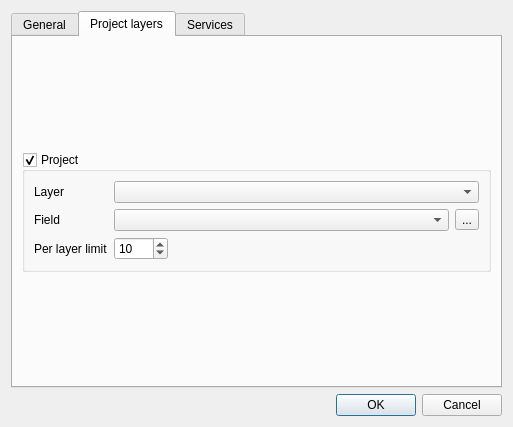
Qt form ui/ui_configuration.ui (3nids/quickfinder) before a commit.
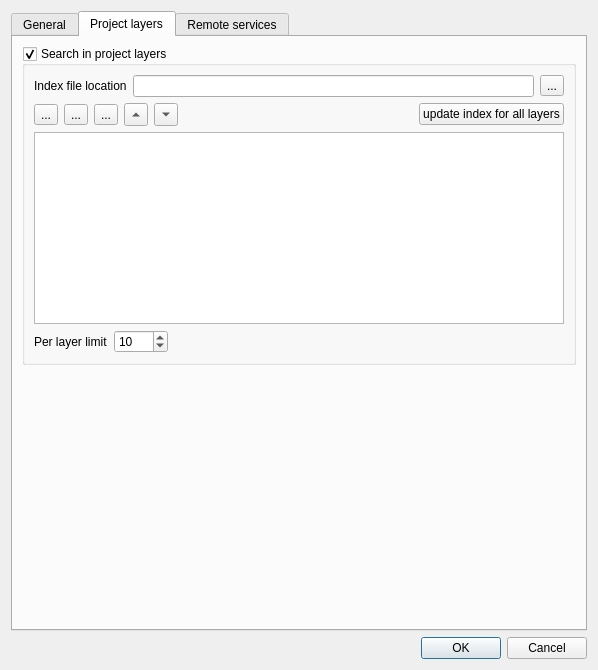
The same form after that commit. The open tabs and pages were chosen to show the change. Icons and pictures are not drawn.

Commit message: full text search for project layers [TBC]

Diff of the .ui file:
```diff
--- a/ui/ui_configuration.ui
+++ b/ui/ui_configuration.ui
@@ -6,8 +6,8 @@
    <rect>
     <x>0</x>
     <y>0</y>
-    <width>513</width>
-    <height>427</height>
+    <width>598</width>
+    <height>670</height>
    </rect>
   </property>
   <property name="windowTitle">
@@ -72,86 +72,93 @@
       </attribute>
       <layout class="QVBoxLayout" name="verticalLayout_4">
        <item>
-        <spacer name="verticalSpacer_4">
-         <property name="orientation">
-          <enum>Qt::Vertical</enum>
-         </property>
-         <property name="sizeHint" stdset="0">
-          <size>
-           <width>20</width>
-           <height>40</height>
-          </size>
-         </property>
-        </spacer>
-       </item>
-       <item>
-        <widget class="QGroupBox" name="Project">
+        <widget class="QGroupBox" name="project">
          <property name="title">
-          <string>Project</string>
+          <string>Search in project layers</string>
          </property>
          <property name="checkable">
           <bool>true</bool>
          </property>
-         <layout class="QFormLayout" name="formLayout_2">
-          <property name="fieldGrowthPolicy">
-           <enum>QFormLayout::AllNonFixedFieldsGrow</enum>
-          </property>
+         <layout class="QGridLayout" name="gridLayout">
+          <item row="1" column="0">
+           <layout class="QHBoxLayout" name="horizontalLayout_10">
+            <item>
+             <widget class="QToolButton" name="addButton">
+              <property name="text">
+               <string>...</string>
+              </property>
+             </widget>
+            </item>
+            <item>
+             <widget class="QToolButton" name="removeButtton">
+              <property name="text">
+               <string>...</string>
+              </property>
+             </widget>
+            </item>
+            <item>
+             <widget class="QToolButton" name="editButton">
+              <property name="text">
+               <string>...</string>
+              </property>
+             </widget>
+            </item>
+            <item>
+             <widget class="QToolButton" name="upButton">
+              <property name="text">
+               <string>...</string>
+              </property>
+              <property name="arrowType">
+               <enum>Qt::UpArrow</enum>
+              </property>
+             </widget>
+            </item>
+            <item>
+             <widget class="QToolButton" name="downButton">
+              <property name="text">
+               <string>...</string>
+              </property>
+              <property name="arrowType">
+               <enum>Qt::DownArrow</enum>
+              </property>
+             </widget>
+            </item>
+            <item>
+             <spacer name="horizontalSpacer_6">
+              <property name="orientation">
+               <enum>Qt::Horizontal</enum>
+              </property>
+              <property name="sizeHint" stdset="0">
+               <size>
+                <width>40</width>
+                <height>20</height>
+               </size>
+              </property>
+             </spacer>
+            </item>
+            <item>
+             <widget class="QPushButton" name="pushButton">
+              <property name="text">
+               <string>update index for all layers</string>
+              </property>
+             </widget>
+            </item>
+           </layout>
+          </item>
           <item row="0" column="0">
-           <widget class="QLabel" name="layerLabel">
-            <property name="sizePolicy">
-             <sizepolicy hsizetype="Minimum" vsizetype="Preferred">
-              <horstretch>0</horstretch>
-              <verstretch>0</verstretch>
-             </sizepolicy>
-            </property>
-            <property name="text">
-             <string>Layer</string>
-            </property>
-           </widget>
-          </item>
-          <item row="0" column="1">
-           <widget class="QComboBox" name="layerId">
-            <property name="sizePolicy">
-             <sizepolicy hsizetype="MinimumExpanding" vsizetype="Fixed">
-              <horstretch>0</horstretch>
-              <verstretch>0</verstretch>
-             </sizepolicy>
-            </property>
-            <property name="sizeAdjustPolicy">
-             <enum>QComboBox::AdjustToContents</enum>
-            </property>
-           </widget>
-          </item>
-          <item row="2" column="0">
-           <widget class="QLabel" name="FieldNameLabel">
-            <property name="text">
-             <string>Field</string>
-            </property>
-           </widget>
-          </item>
-          <item row="2" column="1">
-           <layout class="QHBoxLayout" name="fieldNameLayout">
+           <layout class="QHBoxLayout" name="horizontalLayout_9">
             <item>
-             <widget class="QComboBox" name="fieldName">
-              <property name="enabled">
-               <bool>true</bool>
-              </property>
-              <property name="sizePolicy">
-               <sizepolicy hsizetype="MinimumExpanding" vsizetype="Fixed">
-                <horstretch>0</horstretch>
-                <verstretch>0</verstretch>
-               </sizepolicy>
-              </property>
-              <property name="sizeAdjustPolicy">
-               <enum>QComboBox::AdjustToContents</enum>
+             <widget class="QLabel" name="label_2">
+              <property name="text">
+               <string>Index file location</string>
               </property>
              </widget>
             </item>
             <item>
-             <widget class="QToolButton" name="expressionButton">
-              <property name="enabled">
-               <bool>true</bool>
-              </property>
+             <widget class="QLineEdit" name="lineEdit"/>
+            </item>
+            <item>
+             <widget class="QToolButton" name="toolButton">
               <property name="text">
                <string>...</string>
               </property>
@@ -164,14 +171,14 @@
            </layout>
           </item>
           <item row="3" column="0">
-           <widget class="QLabel" name="project_layerlimitLabel">
-            <property name="text">
-             <string>Per layer limit</string>
-            </property>
-           </widget>
-          </item>
-          <item row="3" column="1">
            <layout class="QHBoxLayout" name="horizontalLayout">
+            <item>
+             <widget class="QLabel" name="project_layerlimitLabel">
+              <property name="text">
+               <string>Per layer limit</string>
+              </property>
+             </widget>
+            </item>
             <item>
              <widget class="QSpinBox" name="project_layerlimit">
               <property name="minimum">
@@ -200,6 +207,9 @@
             </item>
            </layout>
           </item>
+          <item row="2" column="0">
+           <widget class="QTableView" name="projectLayersTable"/>
+          </item>
          </layout>
         </widget>
        </item>
@@ -220,7 +230,7 @@
      </widget>
      <widget class="QWidget" name="servicesTab">
       <attribute name="title">
-       <string>Services</string>
+       <string>Remote services</string>
       </attribute>
       <layout class="QVBoxLayout" name="verticalLayout_2">
        <item>
```
Left out of the diff: 30 changed lines with no effect on the pictures. The commit also changes 7 other files.
